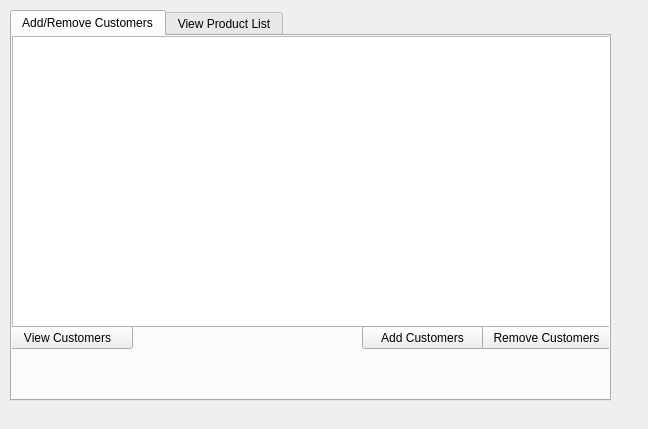
Old version of the form admin.ui in the repository NickReardon/iCyberSecurity---Project-1---CS1C.
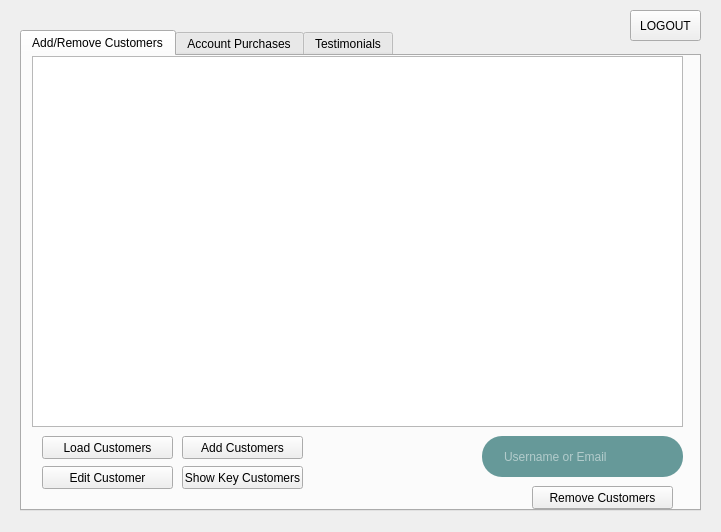
New version of the form. The open tabs and pages were chosen to show the change.

Diff of the .ui file:
```diff
--- a/admin.ui
+++ b/admin.ui
@@ -9,8 +9,8 @@
    <rect>
     <x>0</x>
     <y>0</y>
-    <width>648</width>
-    <height>429</height>
+    <width>721</width>
+    <height>532</height>
    </rect>
   </property>
   <property name="windowTitle">
@@ -19,37 +19,37 @@
   <widget class="QTabWidget" name="tabWidget">
    <property name="geometry">
     <rect>
-     <x>10</x>
-     <y>10</y>
-     <width>601</width>
-     <height>391</height>
+     <x>20</x>
+     <y>30</y>
+     <width>681</width>
+     <height>481</height>
     </rect>
    </property>
    <property name="currentIndex">
     <number>0</number>
    </property>
-   <widget class="QWidget" name="tab_3">
+   <widget class="QWidget" name="tab">
     <attribute name="title">
      <string>Add/Remove Customers</string>
     </attribute>
-    <widget class="QPushButton" name="pushButton_4">
+    <widget class="QPushButton" name="pushButton">
      <property name="geometry">
       <rect>
-       <x>-10</x>
-       <y>290</y>
+       <x>20</x>
+       <y>380</y>
        <width>131</width>
        <height>23</height>
       </rect>
      </property>
      <property name="text">
-      <string>View Customers</string>
+      <string>Load Customers</string>
      </property>
     </widget>
-    <widget class="QPushButton" name="pushButton_5">
+    <widget class="QPushButton" name="removeCustomer">
      <property name="geometry">
       <rect>
-       <x>464</x>
-       <y>290</y>
+       <x>510</x>
+       <y>430</y>
        <width>141</width>
        <height>23</height>
       </rect>
@@ -58,21 +58,21 @@
       <string>Remove Customers</string>
      </property>
     </widget>
-    <widget class="QTableView" name="tableView_2">
+    <widget class="QTableView" name="tableView">
      <property name="geometry">
       <rect>
-       <x>0</x>
+       <x>10</x>
        <y>0</y>
-       <width>601</width>
-       <height>291</height>
+       <width>651</width>
+       <height>371</height>
       </rect>
      </property>
     </widget>
-    <widget class="QPushButton" name="pushButton_6">
+    <widget class="QPushButton" name="pushButton_3">
      <property name="geometry">
       <rect>
-       <x>350</x>
-       <y>290</y>
+       <x>160</x>
+       <y>380</y>
        <width>121</width>
        <height>23</height>
       </rect>
@@ -81,10 +81,309 @@
       <string>Add Customers</string>
      </property>
     </widget>
+    <widget class="QPushButton" name="pushButton_4">
+     <property name="geometry">
+      <rect>
+       <x>20</x>
+       <y>410</y>
+       <width>131</width>
+       <height>23</height>
+      </rect>
+     </property>
+     <property name="text">
+      <string>Edit Customer</string>
+     </property>
+    </widget>
+    <widget class="QLineEdit" name="uBox3">
+     <property name="geometry">
+      <rect>
+       <x>460</x>
+       <y>380</y>
+       <width>201</width>
+       <height>41</height>
+      </rect>
+     </property>
+     <property name="palette">
+      <palette>
+       <active>
+        <colorrole role="WindowText">
+         <brush brushstyle="SolidPattern">
+          <color alpha="255">
+           <red>254</red>
+           <green>254</green>
+           <blue>254</blue>
+          </color>
+         </brush>
+        </colorrole>
+        <colorrole role="Button">
+         <brush brushstyle="SolidPattern">
+          <color alpha="255">
+           <red>102</red>
+           <green>153</green>
+           <blue>153</blue>
+          </color>
+         </brush>
+        </colorrole>
+        <colorrole role="Text">
+         <brush brushstyle="SolidPattern">
+          <color alpha="255">
+           <red>254</red>
+           <green>254</green>
+           <blue>254</blue>
+          </color>
+         </brush>
+        </colorrole>
+        <colorrole role="ButtonText">
+         <brush brushstyle="SolidPattern">
+          <color alpha="255">
+           <red>254</red>
+           <green>254</green>
+           <blue>254</blue>
+          </color>
+         </brush>
+        </colorrole>
+        <colorrole role="Base">
+         <brush brushstyle="SolidPattern">
+          <color alpha="255">
+           <red>102</red>
+           <green>153</green>
+           <blue>153</blue>
+          </color>
+         </brush>
+        </colorrole>
+        <colorrole role="Window">
+         <brush brushstyle="SolidPattern">
+          <color alpha="255">
+           <red>102</red>
+           <green>153</green>
+           <blue>153</blue>
+          </color>
+         </brush>
+        </colorrole>
+        <colorrole role="PlaceholderText">
+         <brush brushstyle="NoBrush">
+          <color alpha="128">
+           <red>254</red>
+           <green>254</green>
+           <blue>254</blue>
+          </color>
+         </brush>
+        </colorrole>
+       </active>
+       <inactive>
+        <colorrole role="WindowText">
+         <brush brushstyle="SolidPattern">
+          <color alpha="255">
+           <red>254</red>
+           <green>254</green>
+           <blue>254</blue>
+          </color>
+         </brush>
+        </colorrole>
+        <colorrole role="Button">
+         <brush brushstyle="SolidPattern">
+          <color alpha="255">
+           <red>102</red>
+           <green>153</green>
+           <blue>153</blue>
+          </color>
+         </brush>
+        </colorrole>
+        <colorrole role="Text">
+         <brush brushstyle="SolidPattern">
+          <color alpha="255">
+           <red>254</red>
+           <green>254</green>
+           <blue>254</blue>
+          </color>
+         </brush>
+        </colorrole>
+        <colorrole role="ButtonText">
+         <brush brushstyle="SolidPattern">
+          <color alpha="255">
+           <red>254</red>
+           <green>254</green>
+           <blue>254</blue>
+          </color>
+         </brush>
+        </colorrole>
+        <colorrole role="Base">
+         <brush brushstyle="SolidPattern">
+          <color alpha="255">
+           <red>102</red>
+           <green>153</green>
+           <blue>153</blue>
+          </color>
+         </brush>
+        </colorrole>
+        <colorrole role="Window">
+         <brush brushstyle="SolidPattern">
+          <color alpha="255">
+           <red>102</red>
+           <green>153</green>
+           <blue>153</blue>
+          </color>
+         </brush>
+        </colorrole>
+        <colorrole role="PlaceholderText">
+         <brush brushstyle="NoBrush">
+          <color alpha="128">
+           <red>254</red>
+           <green>254</green>
+           <blue>254</blue>
+          </color>
+         </brush>
+        </colorrole>
+       </inactive>
+       <disabled>
+        <colorrole role="WindowText">
+         <brush brushstyle="SolidPattern">
+          <color alpha="255">
+           <red>254</red>
+           <green>254</green>
+           <blue>254</blue>
+          </color>
+         </brush>
+        </colorrole>
+        <colorrole role="Button">
+         <brush brushstyle="SolidPattern">
+          <color alpha="255">
+           <red>102</red>
+           <green>153</green>
+           <blue>153</blue>
+          </color>
+         </brush>
+        </colorrole>
+        <colorrole role="Text">
+         <brush brushstyle="SolidPattern">
+          <color alpha="255">
+           <red>254</red>
+           <green>254</green>
+           <blue>254</blue>
+          </color>
+         </brush>
+        </colorrole>
+        <colorrole role="ButtonText">
+         <brush brushstyle="SolidPattern">
+          <color alpha="255">
+           <red>254</red>
+           <green>254</green>
+           <blue>254</blue>
+          </color>
+         </brush>
+        </colorrole>
+        <colorrole role="Base">
+         <brush brushstyle="SolidPattern">
+          <color alpha="255">
+           <red>102</red>
+           <green>153</green>
+           <blue>153</blue>
+          </color>
+         </brush>
+        </colorrole>
+        <colorrole role="Window">
+         <brush brushstyle="SolidPattern">
+          <color alpha="255">
+           <red>102</red>
+           <green>153</green>
+           <blue>153</blue>
+          </color>
+         </brush>
+        </colorrole>
+        <colorrole role="PlaceholderText">
+         <brush brushstyle="NoBrush">
+          <color alpha="128">
+           <red>254</red>
+           <green>254</green>
+           <blue>254</blue>
+          </color>
+         </brush>
+        </colorrole>
+       </disabled>
+      </palette>
+     </property>
+     <property name="font">
+      <font>
+       <kerning>true</kerning>
+      </font>
+     </property>
+     <property name="layoutDirection">
+      <enum>Qt::LeftToRight</enum>
+     </property>
+     <property name="styleSheet">
+      <string notr="true">padding-left: 20px;
+padding-right: 20px;
+border-radius: 20px;
+background: #699;
+color: #fefefe;</string>
+     </property>
+     <property name="text">
+      <string/>
+     </property>
+     <property name="frame">
+      <bool>false</bool>
+     </property>
+     <property name="cursorPosition">
+      <number>0</number>
+     </property>
+     <property name="placeholderText">
+      <string>Username or Email</string>
+     </property>
+    </widget>
+    <widget class="QPushButton" name="pushButton_2">
+     <property name="geometry">
+      <rect>
+       <x>160</x>
+       <y>410</y>
+       <width>121</width>
+       <height>23</height>
+      </rect>
+     </property>
+     <property name="text">
+      <string>Show Key Customers</string>
+     </property>
+    </widget>
+   </widget>
+   <widget class="QWidget" name="tab_3">
+    <attribute name="title">
+     <string>Account Purchases</string>
+    </attribute>
+    <widget class="QTableView" name="nameTableView">
+     <property name="geometry">
+      <rect>
+       <x>10</x>
+       <y>20</y>
+       <width>211</width>
+       <height>421</height>
+      </rect>
+     </property>
+     <property name="horizontalScrollBarPolicy">
+      <enum>Qt::ScrollBarAlwaysOff</enum>
+     </property>
+     <property name="selectionMode">
+      <enum>QAbstractItemView::SingleSelection</enum>
+     </property>
+    </widget>
+    <widget class="QTableView" name="namePurchaseTableView">
+     <property name="geometry">
+      <rect>
+       <x>250</x>
+       <y>20</y>
+       <width>361</width>
+       <height>421</height>
+      </rect>
+     </property>
+     <property name="selectionMode">
+      <enum>QAbstractItemView::SingleSelection</enum>
+     </property>
+     <property name="selectionBehavior">
+      <enum>QAbstractItemView::SelectRows</enum>
+     </property>
+    </widget>
    </widget>
    <widget class="QWidget" name="tab_4">
     <attribute name="title">
-     <string>View Product List</string>
+     <string>Testimonials</string>
     </attribute>
     <widget class="QListWidget" name="listWidget_3">
      <property name="geometry">
@@ -125,6 +424,19 @@
     </widget>
    </widget>
   </widget>
+  <widget class="QPushButton" name="pushButton_5">
+   <property name="geometry">
+    <rect>
+     <x>630</x>
+     <y>10</y>
+     <width>71</width>
+     <height>31</height>
+    </rect>
+   </property>
+   <property name="text">
+    <string>LOGOUT</string>
+   </property>
+  </widget>
  </widget>
  <resources/>
  <connections/>
```
Left out of the diff: 193 changed lines with no effect on the pictures.
